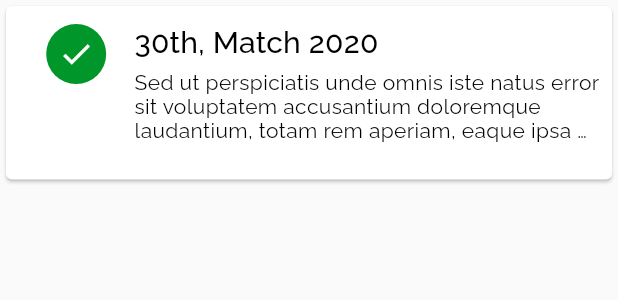
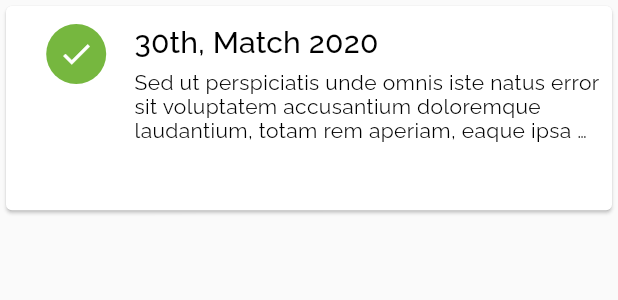
Before and after one commit to natintosh/gdhote_base, a Flutter app: the UserHistoryListItem widget shown alone on an empty page, opened directly with empty values, on a phone screen of 412 x 824 dp. Shown: the top 300 px of the screen. Run offline on Flutter 3.47's test engine with Material 2 defaults, Android fonts, the phone set to English and light mode, and no system bars; our stand-ins replace dio, flutter_svg, google_fonts, hive, hive_flutter, loading_indicator and 2 more; missing offline and left inert: time_ago_provider; accounts and stored records are empty; generated files the repository leaves out were written again.

Commit message:
made some ui tweaks

```diff
--- a/lib/pages/user_profile/widgets/user_history_list_item.dart
+++ b/lib/pages/user_profile/widgets/user_history_list_item.dart
@@ -13,7 +13,7 @@ class UserHistoryListItem extends StatelessWidget {
   @override
   Widget build(BuildContext context) {
     return SizedBox(
-      height: MediaQuery.of(context).size.height * 0.15,
+      height: MediaQuery.of(context).size.height * 0.175,
       width: double.infinity,
       child: Card(
         child: InkWell(
@@ -64,12 +64,18 @@ class UserHistoryListItem extends StatelessWidget {
   Widget buildStatusAvatar(String status) {
     return status == 'new'
         ? CircleAvatar(
-            backgroundColor: Color(0xFF4E4E60),
-            child: Icon(Icons.timelapse),
+            backgroundColor: Color(0xFF7dd140),
+            child: Icon(
+              Icons.new_releases,
+              color: Colors.white,
+            ),
           )
         : CircleAvatar(
-            backgroundColor: Color(0xFF00962A),
-            child: Icon(Icons.check),
+            backgroundColor: Color(0xFF76b73f),
+            child: Icon(
+              Icons.check,
+              color: Colors.white,
+            ),
           );
   }
 }
--- a/lib/pages/user_profile/widgets/user_recent_history_card.dart
+++ b/lib/pages/user_profile/widgets/user_recent_history_card.dart
@@ -59,13 +59,13 @@ class UserRecentHistoryCard extends StatelessWidget {
                     alignment: Alignment.topCenter,
                     child: Container(
                       padding: const EdgeInsets.all(20.0),
-                      child: SvgPicture.asset(getSvgPath(status)),
+                      // child: SvgPicture.asset(getSvgPath(status)),
                     ),
                   ),
                   Align(
                     alignment: Alignment.topRight,
                     child: Padding(
-                      padding: const EdgeInsets.all(4.0),
+                      padding: const EdgeInsets.all(12.0),
                       child: Text(
                         status,
                         style: Theme.of(context).accentTextTheme.headline6,
@@ -145,6 +145,6 @@ class UserRecentHistoryCard extends StatelessWidget {
   }
 
   Color getCardColor(String status) {
-    return status == 'new' ? Color(0xFF4E4E60) : Color(0xFF00962A);
+    return status == 'new' ? Color(0xFF7dd140) : Color(0xFF76b73f);
   }
 }
--- a/lib/services/gdhote_api_service.dart
+++ b/lib/services/gdhote_api_service.dart
@@ -26,7 +26,9 @@ class GdhoteApiService {
       {SignInModel signInModel}) async {
     ResponseModel response = await GdhoteApiRepository.loginUser(signInModel);
 
-    if (response == null) {}
+    if (response == null) {
+      return Tuple2<bool, String>(false, 'An unknown error occurred');
+    }
 
     if (_isStatusSuccess(response.status)) {
       UserAccountModel userAccountModel =
```
Also changed, not shown: lib/pages/user_profile/pages/user_history_details.dart (+33 -15 lines).
